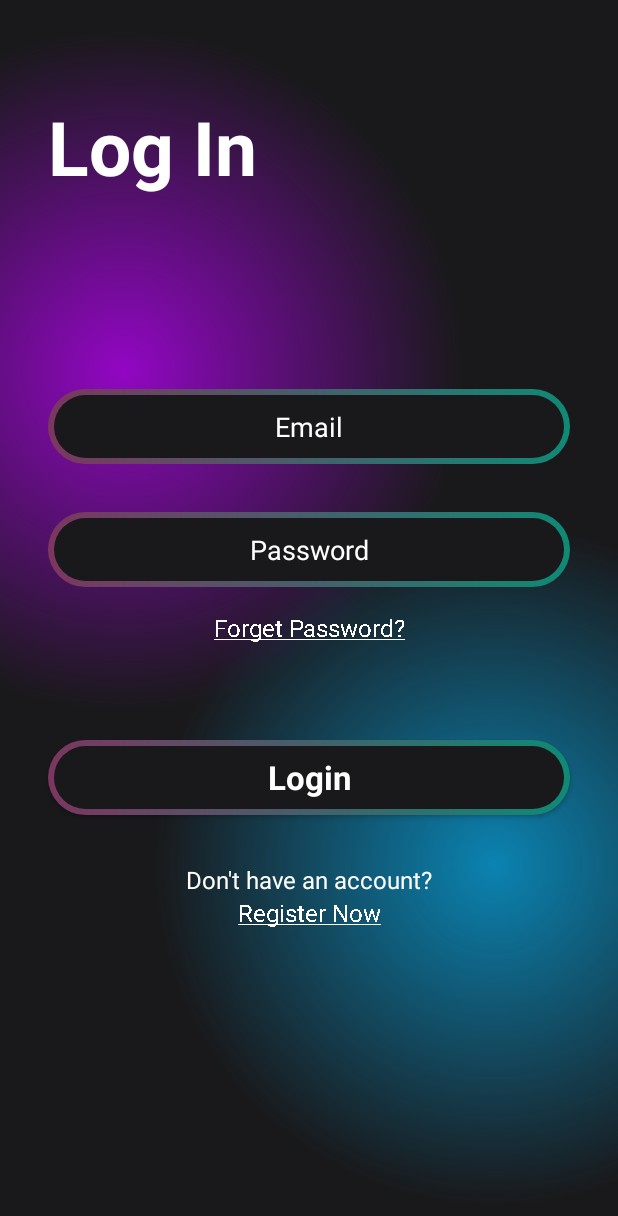
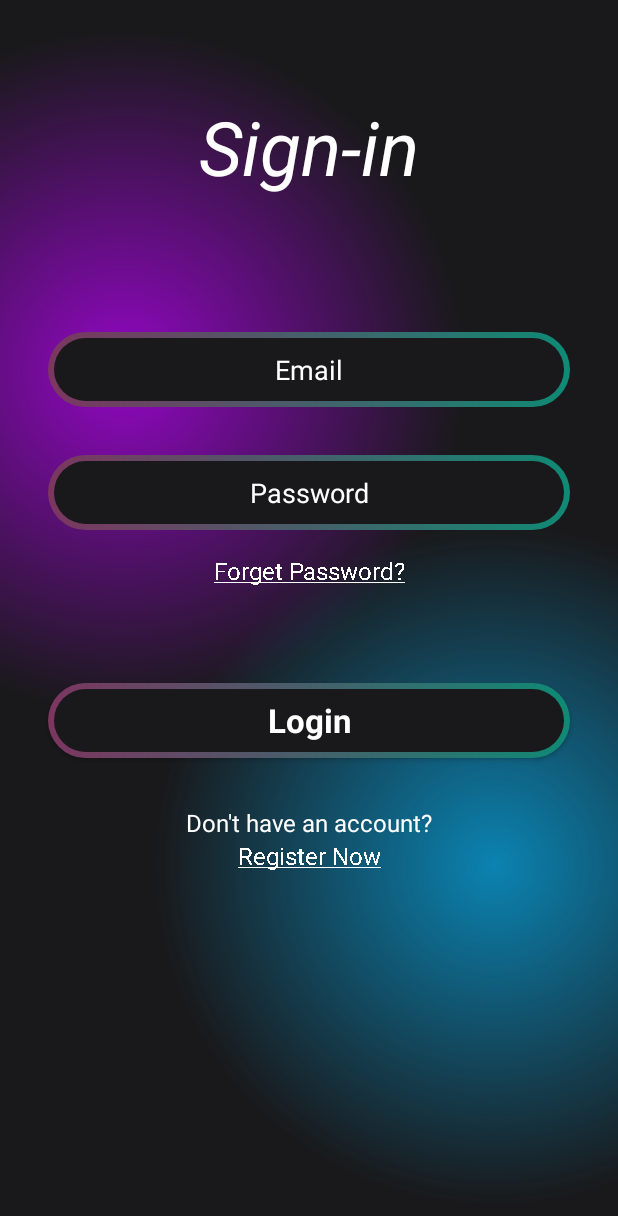
Before and after one commit to MarcoGiacoppo/MyCustomApp, an Android app: the LoginActivity screen opened directly, with no data from a screen before it, on a phone screen of 412 x 824 dp. Shown: the top 1216 px of the screen. Run offline under Robolectric (Android 15) with nearby library versions, the phone set to English and light mode, and no system bars; our stand-ins replace Firebase (no records; nobody signed in at launch, a user with empty details on screens opened directly).

Commit message:
designed nicer

```diff
--- a/app/src/main/java/com/example/mycustomapp/services/MovieApiInterface.kt
+++ b/app/src/main/java/com/example/mycustomapp/services/MovieApiInterface.kt
@@ -6,6 +6,6 @@ import retrofit2.http.GET
 
 interface MovieApiInterface {
 
-    @GET("/3/movie/popular?api_key=381e5879afdcdcba913bc1f839a6f004&page=1")
+    @GET("/3/movie/popular?api_key=381e5879afdcdcba913bc1f839a6f004&page=2")
     fun getMovieList(): Call<MovieResponse>
 }
--- a/app/src/main/res/layout/activity_login.xml
+++ b/app/src/main/res/layout/activity_login.xml
@@ -21,22 +21,30 @@
             android:layout_height="wrap_content"
             android:orientation="vertical" >
 
-            <TextView
-                android:id="@+id/textView3"
+            <androidx.constraintlayout.widget.ConstraintLayout
                 android:layout_width="match_parent"
-                android:layout_height="wrap_content"
-                android:text="Log In"
-                android:textColor="@color/white"
-                android:layout_marginStart="32dp"
-                android:layout_marginTop="64dp"
-                android:textSize="50sp"
-                android:textStyle="bold"/>
+                android:layout_height="wrap_content">
+
+                <TextView
+                    android:id="@+id/textView3"
+                    android:layout_width="wrap_content"
+                    android:layout_height="wrap_content"
+                    android:layout_gravity="center"
+                    android:layout_marginTop="64dp"
+                    android:text="Sign-in"
+                    android:textColor="@color/white"
+                    android:textSize="50sp"
+                    android:textStyle="italic"
+                    app:layout_constraintEnd_toEndOf="parent"
+                    app:layout_constraintStart_toStartOf="parent"
+                    app:layout_constraintTop_toTopOf="parent" />
+            </androidx.constraintlayout.widget.ConstraintLayout>
 
             <EditText
                 android:id="@+id/editTextText"
                 android:layout_width="match_parent"
                 android:layout_height="50dp"
-                android:layout_marginTop="128dp"
+                android:layout_marginTop="90dp"
                 android:layout_marginBottom="16dp"
                 android:layout_marginStart="32dp"
                 android:layout_marginEnd="32dp"
--- a/app/src/main/res/layout/activity_main.xml
+++ b/app/src/main/res/layout/activity_main.xml
@@ -33,7 +33,7 @@
                     android:layout_height="35dp"
                     android:layout_marginLeft="10dp"
                     android:background="@drawable/bg_circle_dark"
-                    android:padding="0dp"
+                    android:padding="5dp"
                     app:layout_constraintBottom_toBottomOf="@+id/mainTitle"
                     app:layout_constraintStart_toStartOf="parent"
                     app:layout_constraintTop_toTopOf="@+id/mainTitle"
@@ -48,7 +48,7 @@
                     android:shadowDx="5"
                     android:shadowDy="5"
                     android:shadowRadius="10"
-                    android:text="CineMate"
+                    android:text="Ciné-rate"
                     android:textAlignment="center"
                     android:textColor="@android:color/white"
                     android:textSize="50sp"
--- a/app/src/main/res/layout/activity_watched_list.xml
+++ b/app/src/main/res/layout/activity_watched_list.xml
@@ -21,6 +21,7 @@
             android:id="@+id/back"
             android:layout_width="35dp"
             android:layout_height="35dp"
+            android:layout_marginStart="4dp"
             android:background="@drawable/bg_circle_dark"
             android:padding="8dp"
             android:src="@drawable/ic_round_arrow_back_24"
--- a/app/src/main/res/layout/edit_dialog.xml
+++ b/app/src/main/res/layout/edit_dialog.xml
@@ -21,7 +21,7 @@
         android:layout_width="match_parent"
         android:layout_height="wrap_content"
         android:layout_marginTop="8dp"
-        android:hint="Movie Review"
+        android:hint="Edit your Review"
         android:inputType="textMultiLine"
         android:minLines="3"
         android:maxLines="5"
--- a/app/src/main/res/values/colors.xml
+++ b/app/src/main/res/values/colors.xml
@@ -6,4 +6,5 @@
     <color name="pink">#e45eb0</color>
     <color name="green">#34e3c4</color>
     <color name="yellow">#F4DD10</color>
+    <color name="red">#AA191E</color>
 </resources>
```
Also changed, not shown: app/src/main/java/com/example/mycustomapp/WatchedListActivity.kt (+31 -2 lines), app/src/main/res/layout/watched_item.xml (+9 -4 lines).
